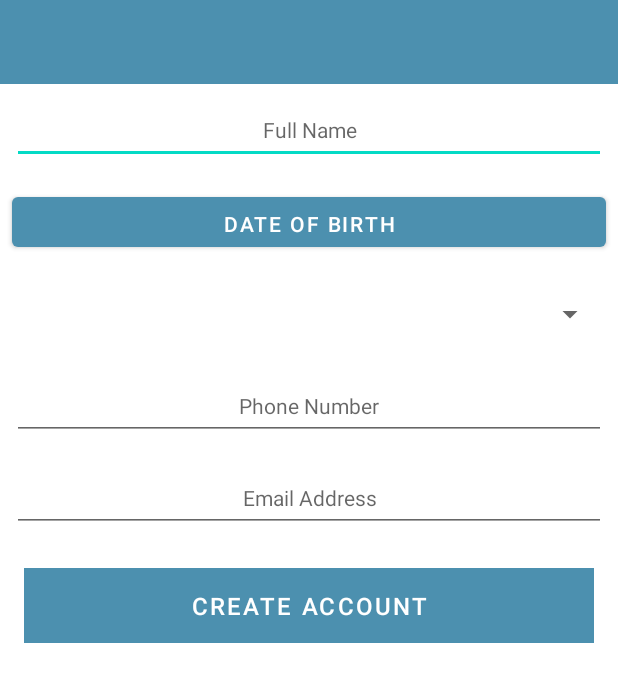
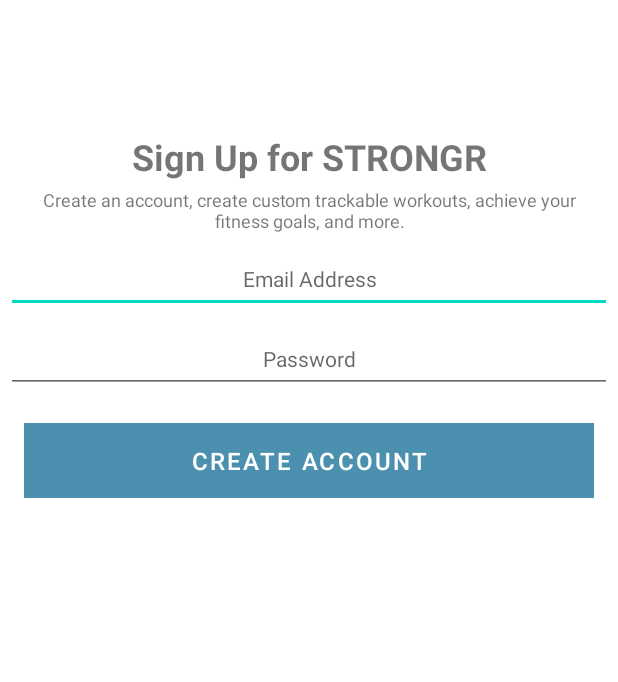
Before and after one commit to kryanbeane/strongr, an Android app: the screen it shows after launch (TraineeActivity before the commit, CreateAccountActivity after it), after a tap on "CREATE ACCOUNT", on a phone screen of 412 x 824 dp. Shown: the top 682 px of the screen. Run offline under Robolectric (Android 15) with nearby library versions, the light colour scheme and no system bars; our stand-ins replace Firebase (no records; nobody signed in at launch, a user with empty details on screens opened directly), Timber; 2 statements that could not run were skipped.

Commit message:
fix: added sign up activity and install firebase

```diff
--- a/app/build.gradle
+++ b/app/build.gradle
@@ -37,6 +37,8 @@
 }
 
 dependencies {
+    implementation platform('com.google.firebase:firebase-bom:31.1.0')
+    implementation 'com.google.firebase:firebase-auth-ktx'
     implementation 'io.github.vicmikhailau:MaskedEditText:4.0.7'
     implementation 'com.google.android.material:material:1.7.0'
     implementation 'com.github.ajalt:timberkt:1.5.1'
@@ -48,3 +50,4 @@
     androidTestImplementation 'androidx.test.ext:junit:1.1.4'
     androidTestImplementation 'androidx.test.espresso:espresso-core:3.5.0'
 }
+apply plugin: 'com.google.gms.google-services'
--- a/app/src/main/AndroidManifest.xml
+++ b/app/src/main/AndroidManifest.xml
@@ -12,7 +12,7 @@
         android:theme="@style/Theme.Strongr"
         tools:targetApi="31">
         <activity
-            android:name=".activities.TraineeActivity"
+            android:name=".activities.CreateAccountActivity"
             android:exported="true">
             <intent-filter>
                 <action android:name="android.intent.action.MAIN" />
--- a/app/src/main/java/com/strongr/activities/TraineeActivity.kt
+++ b/app/src/main/java/com/strongr/activities/CreateAccountActivity.kt
@@ -3,24 +3,31 @@
 import androidx.appcompat.app.AppCompatActivity
 import android.os.Bundle
 import com.google.android.material.snackbar.Snackbar
-import com.strongr.databinding.ActivityTraineeBinding
-import com.strongr.models.Sex
+import com.google.firebase.auth.FirebaseAuth
+import com.google.firebase.auth.ktx.auth
+import com.google.firebase.ktx.Firebase
+import com.google.firebase.ktx.initialize
+import com.strongr.databinding.ActivityAccountCreateBinding
 import com.strongr.models.TraineeModel
 import timber.log.Timber
 import timber.log.Timber.i
 import java.util.*
 
-class TraineeActivity: AppCompatActivity() {
+class CreateAccountActivity: AppCompatActivity() {
 
     // Used to bind this logic to the layout - activity_trainee.xml
-    private lateinit var binding: ActivityTraineeBinding
+    private lateinit var binding: ActivityAccountCreateBinding
+    private lateinit var auth: FirebaseAuth
     private lateinit var trainee: TraineeModel
+
     private var trainees = ArrayList<TraineeModel>()
 
     override fun onCreate(savedInstanceState: Bundle?) {
         super.onCreate(savedInstanceState)
-        binding = ActivityTraineeBinding.inflate(layoutInflater)
+        Firebase.initialize(this)
+        binding = ActivityAccountCreateBinding.inflate(layoutInflater)
         setContentView(binding.root)
+        auth = Firebase.auth
 
         Timber.plant(Timber.DebugTree())
         i("Trainee Activity Started Successfully...")
@@ -29,37 +36,25 @@
 
         // Use the binding to add an on click listener to the add trainee button
         binding.createAccount.setOnClickListener() {
-            val fullName = binding.fullName.text.toString()
-            when {
-                fullName.isNotEmpty() -> i("Full Name: $fullName")
-                else -> Snackbar.make(it, "Please enter a full name", Snackbar.LENGTH_LONG).show()
-            }
-
-            val phoneNumber = binding.phoneNumber.text.toString()
-            when {
-                isValidNumber(phoneNumber) -> i("Phone Number: $phoneNumber")
-                else -> Snackbar.make(it, "Please enter a phone number", Snackbar.LENGTH_LONG).show()
-            }
-
             val emailAddress = binding.emailAddress.text.toString()
             when {
                 isValidEmail(emailAddress) -> i("Email Address: $emailAddress")
                 else -> Snackbar.make(it, "Please enter an email address", Snackbar.LENGTH_LONG).show()
             }
 
-            trainee = TraineeModel(
-                fullName = fullName,
-                phoneNumber=phoneNumber,
-                emailAddress=emailAddress,
-                dob = Date(),
-                sex = Sex.Male,
-                workouts = arrayListOf()
-            )
-
-            trainees.add(trainee)
 
         }
     }
+
+    public override fun onStart() {
+        super.onStart()
+        val currentUser = auth.currentUser
+        if(currentUser != null){
+            // TODO(): Will want to push the user to the dashboard screen here as they are already logged in
+            i("User is already logged in")
+        }
+    }
+
 
     private fun isValidEmail(email: String): Boolean {
         if (email.isNotEmpty()) {
@@ -68,10 +63,4 @@
         return false
     }
 
-    private fun isValidNumber(num: String): Boolean {
-        if (num.isNotEmpty()) {
-            return android.util.Patterns.PHONE.matcher(num).matches()
-        }
-        return false
-    }
 }
--- a/app/src/main/java/com/strongr/models/TraineeModel.kt
+++ b/app/src/main/java/com/strongr/models/TraineeModel.kt
@@ -8,12 +8,11 @@
 // Will maybe add calorie tracking integration from another app like MacroFactor / MyFitness Pal
 data class TraineeModel(
     var _id: UUID = UUID.randomUUID(),
-    var fullName: String,
-    var dob: Date,
-    var sex: Enum<Sex>,
+    var fullName: String = "",
+    var dob: Date = Date(),
+    var sex: Enum<Sex> = Sex.Male,
     var height: Float = 0.0f,
     var weight: ArrayList<WeightModel> = arrayListOf(),
-    var phoneNumber: String,
     var emailAddress: String,
     var workouts: ArrayList<WorkoutModel> = arrayListOf()
 )
--- /dev/null
+++ b/app/src/main/res/layout/activity_account_create.xml
@@ -0,0 +1,81 @@
+<?xml version="1.0" encoding="utf-8"?>
+<androidx.constraintlayout.widget.ConstraintLayout xmlns:android="http://schemas.android.com/apk/res/android"
+    xmlns:app="http://schemas.android.com/apk/res-auto"
+    xmlns:tools="http://schemas.android.com/tools"
+    android:layout_width="match_parent"
+    android:layout_height="match_parent"
+    tools:context="com.strongr.activities.CreateAccountActivity">
+
+    <LinearLayout
+        android:layout_width="match_parent"
+        android:layout_height="match_parent"
+        android:orientation="vertical"
+        app:layout_constraintTop_toTopOf="parent">
+
+        <TextView
+            android:layout_width="match_parent"
+            android:layout_height="wrap_content"
+            android:layout_marginTop="88dp"
+            android:text="@string/signUpMessage"
+            android:textAlignment="center"
+            android:textSize="24sp"
+            app:layout_constraintTop_toTopOf="parent"
+            tools:layout_editor_absoluteX="0dp" />
+        <TextView
+            android:layout_width="match_parent"
+            android:layout_height="wrap_content"
+            android:layout_marginVertical="4dp"
+            android:layout_marginHorizontal="24dp"
+            android:text="@string/slogan"
+            android:textAlignment="center"
+            android:textSize="12sp"
+            app:layout_constraintTop_toTopOf="parent"
+            tools:layout_editor_absoluteX="0dp" />
+
+        <EditText
+            android:id="@+id/emailAddress"
+            android:layout_width="match_parent"
+            android:layout_height="45dp"
+            android:layout_margin="4dp"
+            android:autofillHints="hint"
+            android:hint="@string/hint_emailAddress"
+            android:inputType="textEmailAddress"
+            android:maxLength="3"
+            android:maxLines="1"
+            android:padding="8dp"
+            android:textAlignment="center"
+            android:textColor="@color/colorPrimaryDark"
+            android:textSize="14sp" />
+
+        <EditText
+            android:id="@+id/password"
+            android:layout_width="match_parent"
+            android:layout_height="45dp"
+            android:layout_margin="4dp"
+            android:autofillHints="hint"
+            android:hint="@string/hint_password"
+            android:maxLength="3"
+            android:maxLines="1"
+            android:padding="8dp"
+            android:textAlignment="center"
+            android:textColor="@color/colorPrimaryDark"
+            android:textSize="14sp"
+            android:ems="10"
+            android:inputType="textPassword" />
+
+        <Button
+            android:id="@+id/createAccount"
+            android:layout_width="match_parent"
+            android:layout_height="wrap_content"
+            android:layout_margin="16dp"
+            android:background="@color/colorAccent"
+            android:paddingTop="8dp"
+            android:paddingBottom="8dp"
+            android:stateListAnimator="@null"
+            android:text="@string/button_signUp"
+            android:textColor="@color/colorPrimary"
+            android:textSize="16sp" />
+
+    </LinearLayout>
+
+</androidx.constraintlayout.widget.ConstraintLayout>
--- a/app/src/main/res/layout/activity_trainee.xml
+++ /dev/null
@@ -1,122 +0,0 @@
-<?xml version="1.0" encoding="utf-8"?>
-<androidx.constraintlayout.widget.ConstraintLayout
-    xmlns:android="http://schemas.android.com/apk/res/android"
-    xmlns:app="http://schemas.android.com/apk/res-auto"
-    xmlns:tools="http://schemas.android.com/tools"
-    android:layout_width="match_parent"
-    android:layout_height="match_parent"
-    tools:context="com.strongr.activities.TraineeActivity">
-
-    <RelativeLayout
-        android:layout_width="match_parent"
-        android:layout_height="wrap_content"
-        app:layout_constraintBottom_toBottomOf="parent"
-        app:layout_constraintTop_toTopOf="parent">
-
-        <com.google.android.material.appbar.AppBarLayout
-            android:id="@+id/appBarLayout"
-            android:layout_width="match_parent"
-            android:layout_height="wrap_content"
-            android:background="@color/colorAccent"
-            android:fitsSystemWindows="true"
-            app:elevation="0dip"
-            app:theme="@style/ThemeOverlay.AppCompat.Dark.ActionBar">
-
-            <androidx.appcompat.widget.Toolbar
-                android:id="@+id/toolbarAdd"
-                android:layout_width="match_parent"
-                android:layout_height="wrap_content"
-                app:titleTextColor="@color/colorPrimary" />
-        </com.google.android.material.appbar.AppBarLayout>
-
-        <ScrollView
-            android:layout_width="match_parent"
-            android:layout_height="match_parent"
-            android:layout_below="@id/appBarLayout"
-            android:fillViewport="true">
-
-            <LinearLayout
-                android:layout_width="match_parent"
-                android:layout_height="wrap_content"
-                android:orientation="vertical">
-
-                <EditText
-                    android:id="@+id/fullName"
-                    android:layout_width="match_parent"
-                    android:layout_height="45dp"
-                    android:layout_margin="8dp"
-                    android:autofillHints="hint"
-                    android:hint="@string/hint_fullName"
-                    android:inputType="text"
-                    android:maxLength="25"
-                    android:maxLines="1"
-                    android:padding="8dp"
-                    android:textColor="@color/colorPrimaryDark"
-                    android:textSize="14sp"
-                    android:textAlignment="center" />
-
-                <Button
-                    android:id="@+id/DOBPicker"
-                    android:layout_width="match_parent"
-                    android:layout_height="45dp"
-                    android:layout_margin="8dp"
-                    android:padding="8dp"
-                    android:text="@string/hint_datePicker"
-                    />
-
-                <Spinner
-                    android:id="@+id/sexSpinner"
-                    android:layout_width="match_parent"
-                    android:layout_height="45dp"
-                    android:layout_margin="8dp"
-                    android:hint="@string/hint_sex"
-                    android:spinnerMode="dropdown"
-                    />
-
-                <EditText
-                    android:id="@+id/phoneNumber"
-                    android:layout_width="match_parent"
-                    android:layout_height="45dp"
-                    android:layout_margin="8dp"
-                    android:autofillHints="hint"
-                    android:hint="@string/hint_phoneNumber"
-                    android:inputType="phone"
-                    android:maxLength="3"
-                    android:maxLines="1"
-                    android:padding="8dp"
-                    android:textColor="@color/colorPrimaryDark"
-                    android:textSize="14sp"
-                    android:textAlignment="center" />
-
-                <EditText
-                    android:id="@+id/emailAddress"
-                    android:layout_width="match_parent"
-                    android:layout_height="45dp"
-                    android:layout_margin="8dp"
-                    android:autofillHints="hint"
-                    android:hint="@string/hint_emailAddress"
-                    android:inputType="textEmailAddress"
-                    android:maxLength="3"
-                    android:maxLines="1"
-                    android:padding="8dp"
-                    android:textColor="@color/colorPrimaryDark"
-                    android:textSize="14sp"
-                    android:textAlignment="center" />
-
-                <Button
-                    android:id="@+id/createAccount"
-                    android:layout_width="match_parent"
-                    android:layout_height="wrap_content"
-                    android:layout_margin="16dp"
-                    android:background="@color/colorAccent"
-                    android:paddingTop="8dp"
-                    android:paddingBottom="8dp"
-                    android:stateListAnimator="@null"
-                    android:text="@string/button_signUp"
-                    android:textColor="@color/colorPrimary"
-                    android:textSize="16sp" />
-            </LinearLayout>
-        </ScrollView>
-
-    </RelativeLayout>
-</androidx.constraintlayout.widget.ConstraintLayout>
--- a/app/src/main/res/values/strings.xml
+++ b/app/src/main/res/values/strings.xml
@@ -8,4 +8,7 @@
     <string name="hint_phoneNumber">Phone Number</string>
     <string name="hint_emailAddress">Email Address</string>
     <string name="hint_datePicker">Date of Birth</string>
+    <string name="hint_password">Password</string>
+    <string name="signUpMessage"><b>Sign Up for STRONGR</b></string>
+    <string name="slogan">Create an account, create custom trackable workouts, achieve your fitness goals, and more.</string>
 </resources>
--- a/settings.gradle
+++ b/settings.gradle
@@ -6,11 +6,13 @@
     }
 }
 dependencyResolutionManagement {
-    repositoriesMode.set(RepositoriesMode.FAIL_ON_PROJECT_REPOS)
+    repositoriesMode.set(RepositoriesMode.PREFER_SETTINGS)
     repositories {
         google()
         mavenCentral()
+        maven { url 'https://jitpack.io' }
     }
 }
+
 rootProject.name = "strongr"
 include ':app'
```
Also changed, not shown: app/src/main/java/com/strongr/ui/login/LoggedInUserView.kt (deleted, +0 -9 lines), app/src/main/java/com/strongr/ui/login/LoginActivity.kt (deleted, +0 -130 lines), app/src/main/java/com/strongr/ui/login/LoginFormState.kt (deleted, +0 -10 lines), app/src/main/java/com/strongr/ui/login/LoginResult.kt (deleted, +0 -9 lines), app/src/main/java/com/strongr/ui/login/LoginViewModel.kt (deleted, +0 -55 lines), app/src/main/java/com/strongr/ui/login/LoginViewModelFactory.kt (deleted, +0 -25 lines), app/src/main/res/layout/activity_login.xml (deleted, +0 -71 lines), build.gradle (+12 -0 lines).
